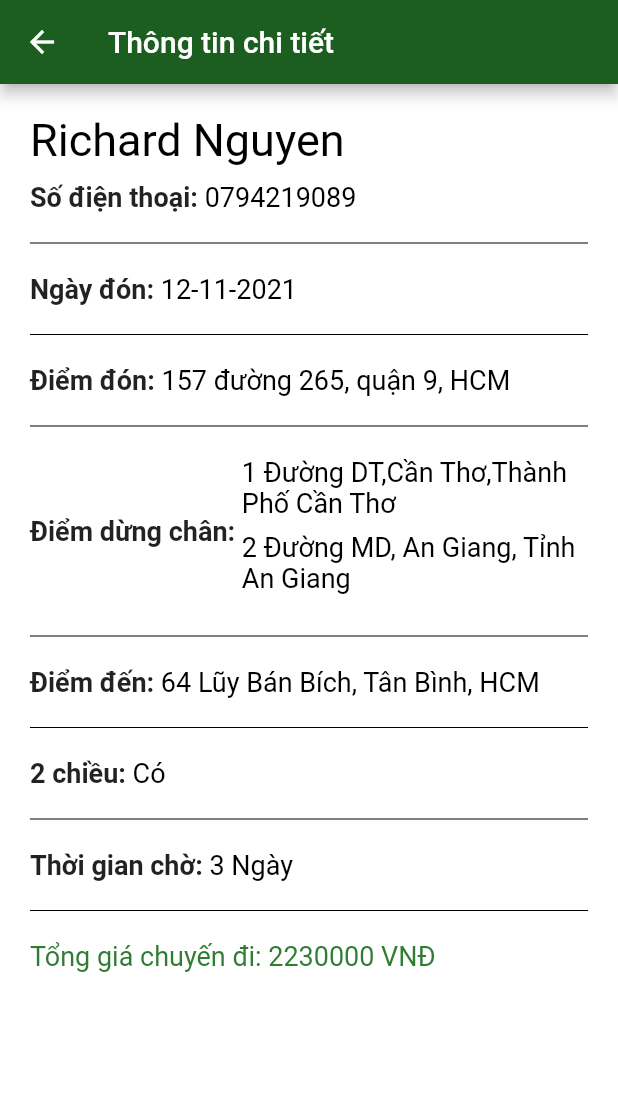
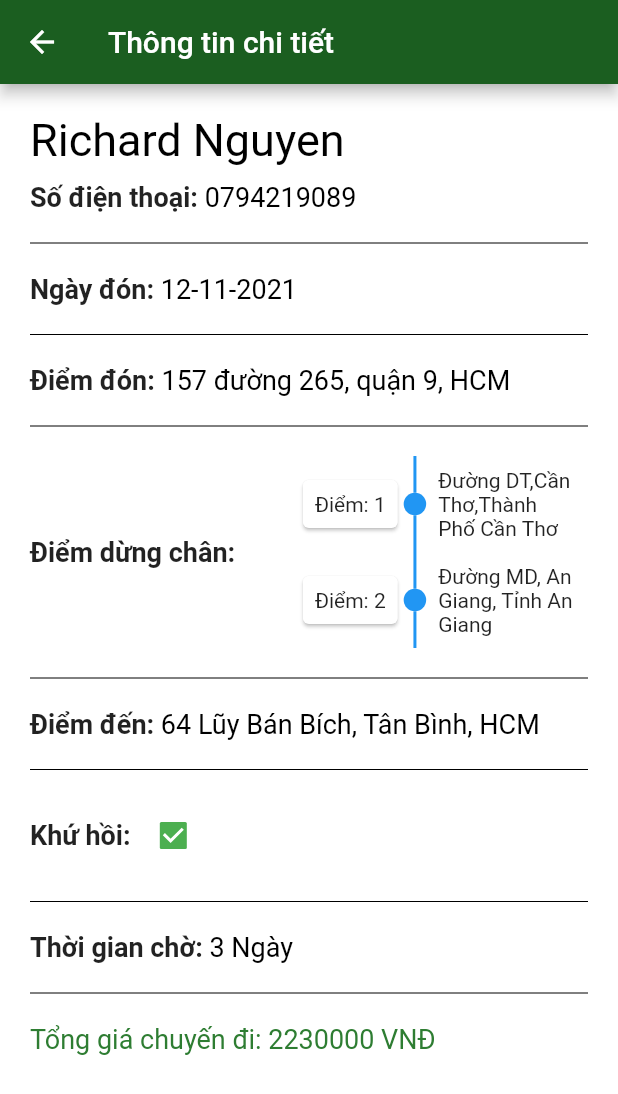
Before and after one commit to reallybeans/SWD_1413_Mobile, a Flutter app: the WelcomeView screen opened by its route, after a tap on "12-11-2021", on a phone screen of 412 x 824 dp. Shown: the top 1094 px of the screen. Run offline on Flutter 3.47's test engine with Material 2 defaults, Android fonts, the phone set to English and light mode, and no system bars; drawn by our look-alikes of timelines; our stand-ins replace carousel_slider, curved_navigation_bar, firebase_auth, firebase_core, flutter_svg, flutter_typeahead and 3 more; missing offline and left inert: geocoder; accounts and stored records are empty; network calls fail; statements that could not run were skipped.

Commit message:
update schedule waypoint timlines

```diff
--- a/lib/screens/login/views/detail_schedule.dart
+++ b/lib/screens/login/views/detail_schedule.dart
@@ -3,6 +3,7 @@ import 'package:flutter/material.dart';
 import 'package:get/get_core/src/get_main.dart';
 import 'package:get/get_instance/src/extension_instance.dart';
 import 'package:get/get_state_manager/src/rx_flutter/rx_obx_widget.dart';
+import 'package:timelines/timelines.dart';
 import 'package:timxe/data/schedule.dart';
 import 'package:timxe/screens/login/controller/nav_shedule_controller.dart';
 import 'package:timxe/screens/login/widgets/schedule_container.dart';
@@ -23,8 +24,7 @@ class ScheduleDetails extends StatelessWidget {
           backgroundColor: Colors.green[900],
           title: const Text('Thông tin chi tiết'),
         ),
-        body:
-         ListView(
+        body: ListView(
           children: <Widget>[
             Padding(
               padding: const EdgeInsets.all(20),
@@ -45,9 +45,7 @@ class ScheduleDetails extends StatelessWidget {
                       Text(
                         'Số điện thoại: ',
                         style: TextStyle(
-                          fontSize: 18,
-                          fontWeight: FontWeight.bold
-                        ),
+                            fontSize: 18, fontWeight: FontWeight.bold),
                       ),
                       Text(
                         scheduleItem.phone.toString(),
@@ -73,9 +71,7 @@ class ScheduleDetails extends StatelessWidget {
                       Text(
                         'Ngày đón: ',
                         style: TextStyle(
-                          fontSize: 18,
-                          fontWeight: FontWeight.bold
-                        ),
+                            fontSize: 18, fontWeight: FontWeight.bold),
                       ),
                       Text(
                         scheduleItem.start,
@@ -101,9 +97,7 @@ class ScheduleDetails extends StatelessWidget {
                       Text(
                         'Điểm đón: ',
                         style: TextStyle(
-                          fontSize: 18,
-                          fontWeight: FontWeight.bold
-                        ),
+                            fontSize: 18, fontWeight: FontWeight.bold),
                       ),
                       Expanded(
                         child: Text(
@@ -131,39 +125,60 @@ class ScheduleDetails extends StatelessWidget {
                       Text(
                         'Điểm dừng chân: ',
                         style: TextStyle(
-                          fontSize: 18,
-                          fontWeight: FontWeight.bold
+                            fontSize: 18, fontWeight: FontWeight.bold),
+                      ),
+                      Expanded(
+                        child: FixedTimeline.tileBuilder(
+                          builder: TimelineTileBuilder.connectedFromStyle(
+                            contentsAlign: ContentsAlign.reverse,
+                            oppositeContentsBuilder: (context, index) =>
+                                Padding(
+                              padding: const EdgeInsets.all(8.0),
+                              child: Text('${scheduleItem.schedule.address.waypoint[index]}'),
+                            ),
+                            contentsBuilder: (context, index) => Card(
+                              child: Padding(
+                                padding: const EdgeInsets.all(8.0),
+                                child: Text("Điểm: ""${index+1}"),
+                              ),
+                            ),
+                            connectorStyleBuilder: (context, index) =>
+                                ConnectorStyle.solidLine,
+                            indicatorStyleBuilder: (context, index) =>
+                                IndicatorStyle.dot,
+                            itemCount: scheduleItem.schedule.address.waypoint.length,
+                          ),
                         ),
                       ),
-                      Expanded(
-                        // Text(
-                        //   schedule.schedule.address.waypoint.forEach((element) {wa}),
-                        //   style: TextStyle(
-                        //     color: Colors.black,
-                        //     fontSize: 18,
-                        //   ),
-                        // ),
-                        child: Column(
-                          children: [
-                            for (var i = 0;
-                                i <
-                                    scheduleItem
-                                        .schedule.address.waypoint.length;
-                                i++)
-                              Container(
-                                margin: EdgeInsets.only(bottom: 8),
-                                child: Text(
-                                  '${i + 1} '
-                                  '${scheduleItem.schedule.address.waypoint[i]}',
-                                  style: TextStyle(
-                                    color: Colors.black,
-                                    fontSize: 18,
-                                  ),
-                                ),
-                              ),
-                          ],
-                        ),
-                      ),
+                      // Expanded(
+                      //   // Text(
+                      //   //   schedule.schedule.address.waypoint.forEach((element) {wa}),
+                      //   //   style: TextStyle(
+                      //   //     color: Colors.black,
+                      //   //     fontSize: 18,
+                      //   //   ),
+                      //   // ),
+                      //   child: Column(
+                      //     children: [
+                      //       for (var i = 0;
+                      //           i <
+                      //               scheduleItem
+                      //                   .schedule.address.waypoint.length;
+                      //           i++)
+                      //         Container(
+                      //           margin: EdgeInsets.only(bottom: 8),
+                      //           child: Text(
+                      //             '${i + 1} '
+                      //             '${scheduleItem.schedule.address.waypoint[i]}',
+                      //             style: TextStyle(
+                      //               color: Colors.black,
+                      //               fontSize: 18,
+                      //             ),
+                      //           ),
+                      //         ),
+                      //     ],
+                      //   ),
+                      // ),
                     ],
                   ),
 
@@ -182,9 +197,7 @@ class ScheduleDetails extends StatelessWidget {
                       Text(
                         'Điểm đến: ',
                         style: TextStyle(
-                          fontSize: 18,
-                          fontWeight: FontWeight.bold
-                        ),
+                            fontSize: 18, fontWeight: FontWeight.bold),
                       ),
                       Expanded(
                         child: Text(
@@ -210,22 +223,11 @@ class ScheduleDetails extends StatelessWidget {
                   Row(
                     children: [
                       Text(
-                        '2 chiều: ',
+                        'Khứ hồi: ',
                         style: TextStyle(
-                          fontSize: 18,
-                          fontWeight: FontWeight.bold
-                        ),
+                            fontSize: 18, fontWeight: FontWeight.bold),
                       ),
-                      if (scheduleItem.mode ? true : false)
-                        Text(
-                          "Có",
-                          style: TextStyle(
-                            color: Colors.black,
-                            fontSize: 18,
-                          ),
-                        )
-                      else
-                        Text("Không"),
+                      Checkbox(value: scheduleItem.mode,onChanged: (bool){},activeColor: Colors.green,),
                     ],
                   ),
                   Row(
@@ -243,9 +245,7 @@ class ScheduleDetails extends StatelessWidget {
                       Text(
                         'Thời gian chờ: ',
                         style: TextStyle(
-                          fontSize: 18,
-                          fontWeight: FontWeight.bold
-                        ),
+                            fontSize: 18, fontWeight: FontWeight.bold),
                       ),
                       Text(
                         scheduleItem.timeWait.toString(),
@@ -283,7 +283,7 @@ class ScheduleDetails extends StatelessWidget {
                         ),
                       ),
                       Text(
-                       '${scheduleItem.price.toString()}'' VNĐ',
+                        '${scheduleItem.price.toString()}' ' VNĐ',
                         style: TextStyle(
                           color: Colors.green[800],
                           fontSize: 18,
--- a/lib/screens/login/widgets/profile_menu.dart
+++ b/lib/screens/login/widgets/profile_menu.dart
@@ -1,5 +1,4 @@
 import 'package:flutter/material.dart';
-import 'package:flutter_svg/svg.dart';
 
 class ProfileMenu extends StatelessWidget {
   const ProfileMenu({
--- a/lib/screens/login/widgets/schedule_container.dart
+++ b/lib/screens/login/widgets/schedule_container.dart
@@ -1,8 +1,6 @@
 import 'package:flutter/material.dart';
 import 'package:flutter_svg/flutter_svg.dart';
-import 'package:get/get.dart';
 import 'package:timxe/data/schedule.dart';
-import 'package:timxe/models/user.dart';
 import 'package:url_launcher/url_launcher.dart';
 
 class ScheduleContainer extends StatelessWidget {
@@ -90,20 +88,8 @@ class ScheduleContainer extends StatelessWidget {
                   Text("Khứ hồi: ",
                       style:
                           TextStyle(fontSize: 12, fontWeight: FontWeight.bold)),
+                           Checkbox(value: scheduleItem.mode,onChanged: (bool){},activeColor: Colors.green,),
                   Spacer(),
-                  if (scheduleItem.mode ? true : false)
-                    Text('Có',
-                        style: TextStyle(
-                            fontSize: 14,
-                            fontWeight: FontWeight.bold,
-                            color: Colors.greenAccent.shade400))
-                  else
-                    Text('Không',
-                        style: TextStyle(
-                            fontSize: 14,
-                            fontWeight: FontWeight.bold,
-                            color: Colors.red)),
-                  Spacer()
                 ],
               ),
               SizedBox(
--- a/pubspec.yaml
+++ b/pubspec.yaml
@@ -53,6 +53,7 @@ dependencies:
   timer_builder: ^2.0.0
   #State Management
   provider: ^5.0.0
+  timelines: ^0.1.0
 dev_dependencies:
   flutter_test:
     sdk: flutter
```
Also changed, not shown: pubspec.lock.
